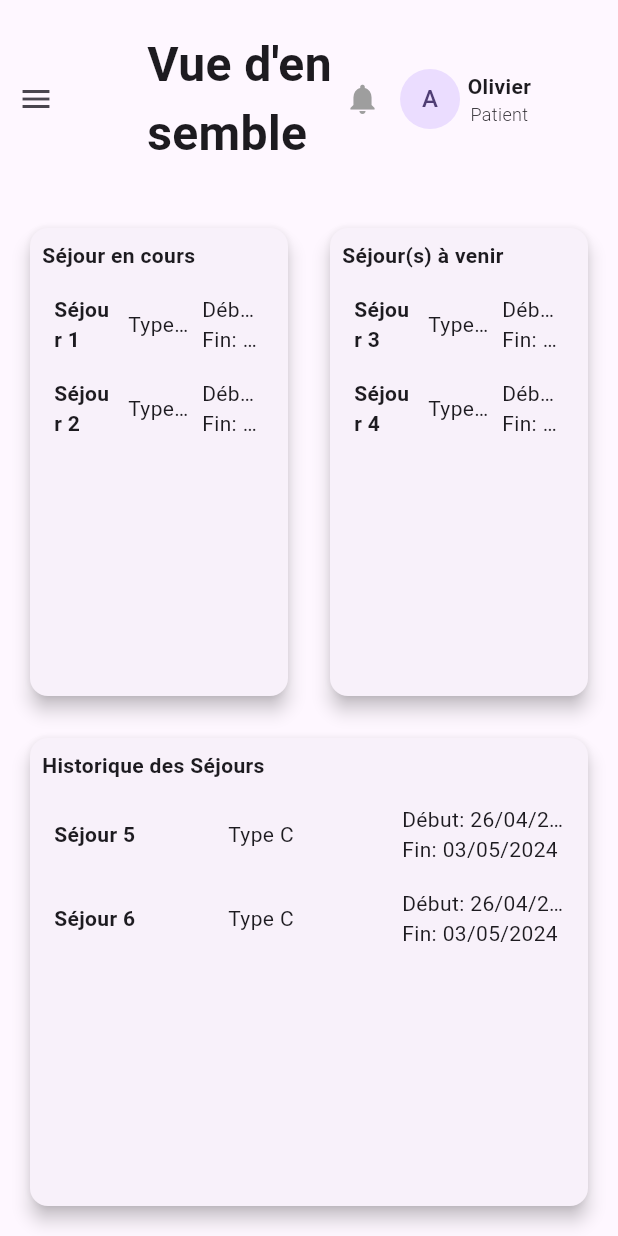
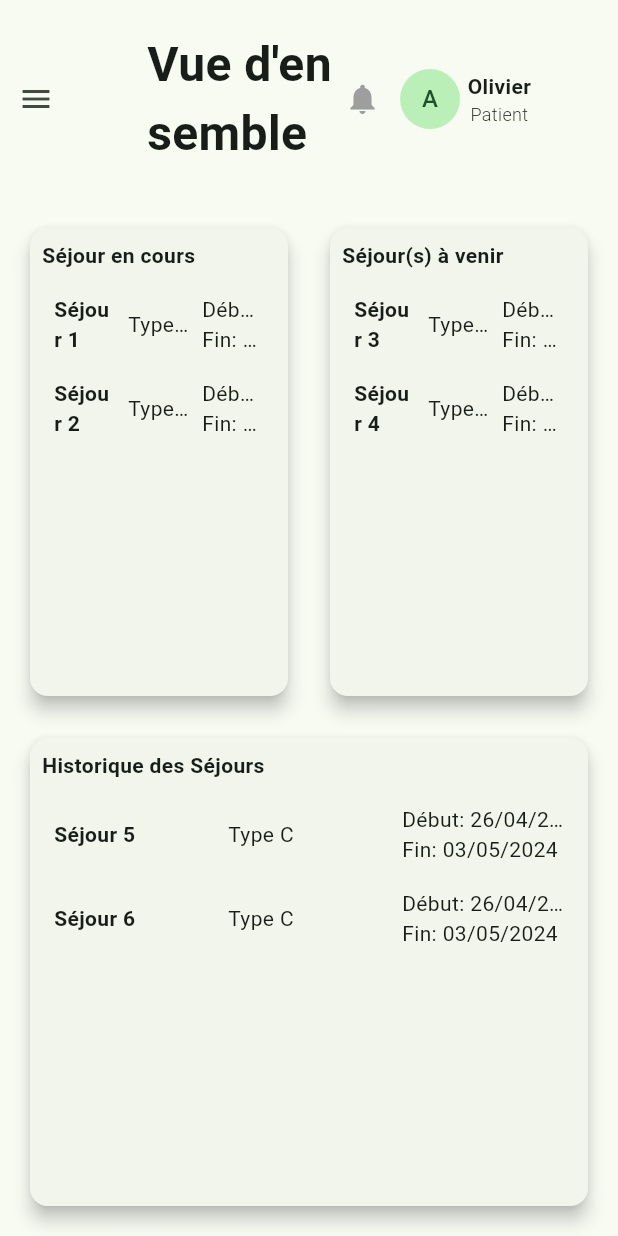
Before and after one commit to VincePaulin/SoigneMoiWeb, a Flutter app: the screen it shows after launch, on a phone screen of 412 x 824 dp. Run offline on Flutter 3.47's test engine with Material 3 defaults, Android fonts, the phone set to English and light mode, and no system bars.

Commit message:
feat: app colors

```diff
--- a/lib/main.dart
+++ b/lib/main.dart
@@ -1,5 +1,6 @@
 import 'package:flutter/material.dart';
 import 'package:soigne_moi_web/page/dashboard_body.dart';
+import 'package:soigne_moi_web/utils/app_colors.dart';
 
 void main() {
   runApp(const MyApp());
@@ -14,7 +15,7 @@ class MyApp extends StatelessWidget {
     return MaterialApp(
       title: 'Soigne Moi',
       theme: ThemeData(
-        colorScheme: ColorScheme.fromSeed(seedColor: Colors.deepPurple),
+        colorScheme: ColorScheme.fromSeed(seedColor: AppColors.accentColor),
         useMaterial3: true,
       ),
       home: const DashboardPage(),
--- /dev/null
+++ b/lib/utils/app_colors.dart
@@ -0,0 +1,7 @@
+import 'package:flutter/material.dart';
+
+class AppColors {
+  static const Color primaryColor = Color(0xFF0072BB);
+  static const Color secondaryColor = Color(0xFFE96A5E);
+  static const Color accentColor = Color(0xFF6FBF73);
+}
--- a/lib/widgets/navigation_bar.dart
+++ b/lib/widgets/navigation_bar.dart
@@ -1,4 +1,5 @@
 import 'package:flutter/material.dart';
+import 'package:soigne_moi_web/utils/app_colors.dart';
 
 class NavBar extends StatelessWidget {
   final int selectedIndex;
@@ -12,7 +13,7 @@ class NavBar extends StatelessWidget {
     return Container(
       width: 300.0,
       padding: const EdgeInsets.symmetric(horizontal: 20.0),
-      color: const Color(0xFF0072BB),
+      color: AppColors.primaryColor,
       child: Column(
         children: <Widget>[
           Container(
```
